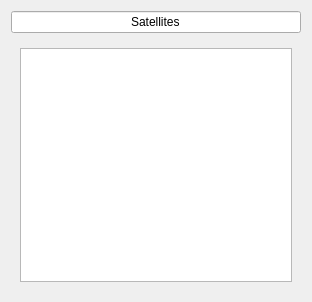
First picture: the form in localStationCS/widgetsatellite.ui, repository Gnoumy/RaspMeteo, before the edit.
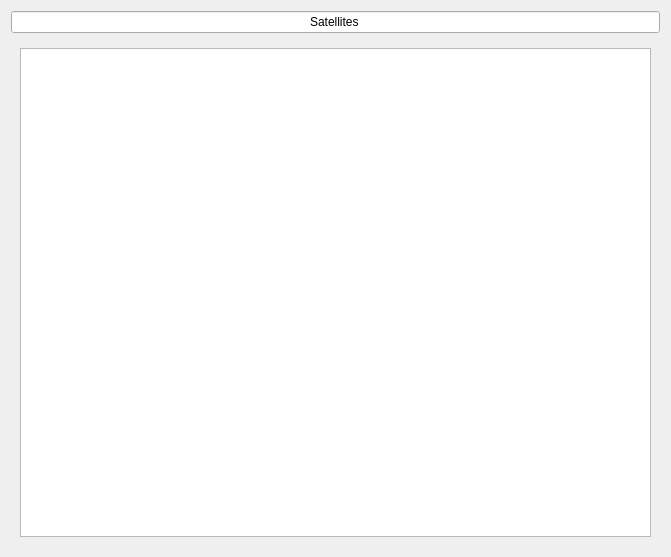
Second picture: the form after the edit. The open tabs and pages were chosen to show the change. Icons and pictures are not drawn.

Commit message: changemode function  is public

The edit to the form file:
```diff
--- a/localStationCS/widgetsatellite.ui
+++ b/localStationCS/widgetsatellite.ui
@@ -6,8 +6,8 @@
    <rect>
     <x>0</x>
     <y>0</y>
-    <width>312</width>
-    <height>302</height>
+    <width>671</width>
+    <height>557</height>
    </rect>
   </property>
   <property name="windowTitle">
```
Left out of the diff: 2 changed lines with no effect on the pictures. The commit also changes 1 other file.
